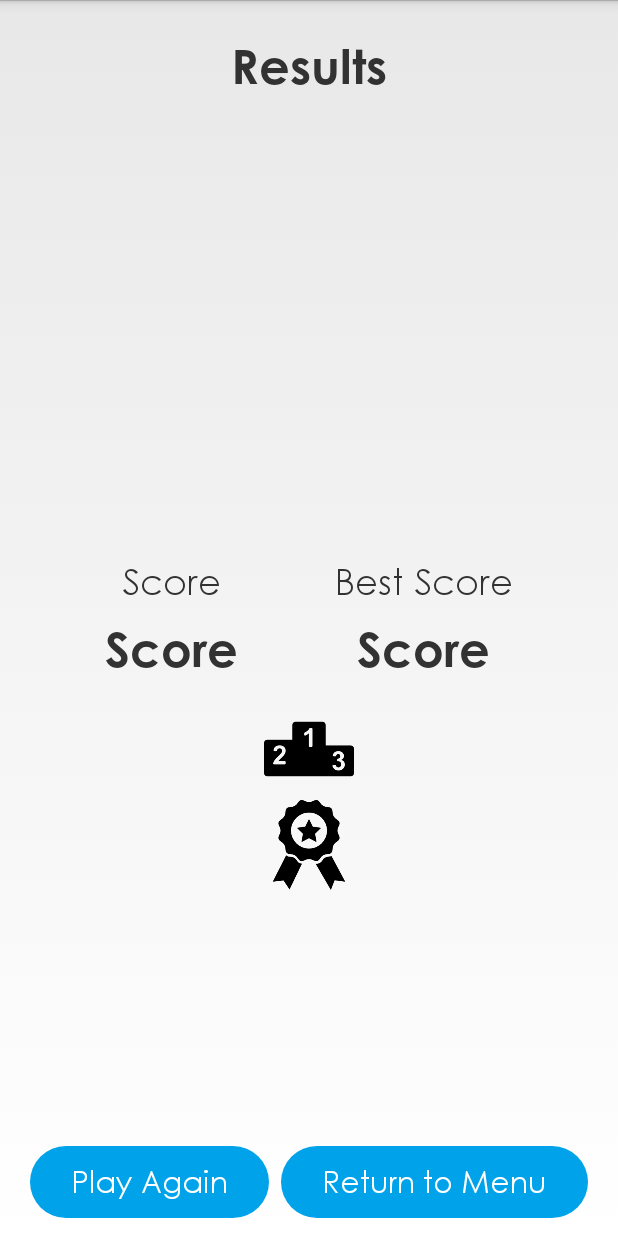
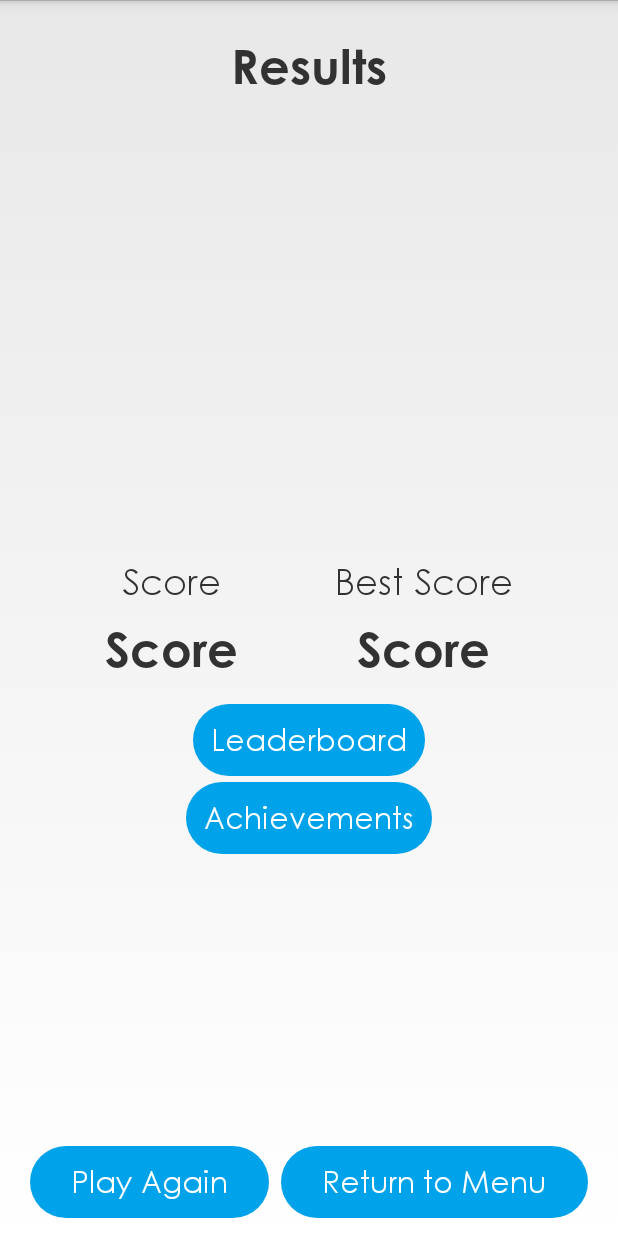
Before and after one commit to chrisjluc/Onesearch, an Android app: the ResultsActivity screen opened directly, with no data from a screen before it, on a phone screen of 412 x 824 dp. Run offline under Robolectric (Android 15) with nearby library versions, the phone set to English and light mode, and no system bars; 5 statements that could not run were skipped.

Commit message:
Change buttons back to text buttons

```diff
--- a/app/src/main/res/layout/activity_results.xml
+++ b/app/src/main/res/layout/activity_results.xml
@@ -94,26 +94,22 @@
         android:layout_width="wrap_content"
         android:layout_height="wrap_content" />
 
-    <ImageButton
+    <chrisjluc.onesearch.ui.components.GameButton
         android:layout_centerHorizontal="true"
         android:layout_below="@id/llScoreResult"
         android:id="@+id/bShowLeaderBoards"
-        android:src="@drawable/leaderboard"
-        android:scaleType="fitCenter"
-        android:background="@android:color/transparent"
-        android:layout_width="@dimen/results_image_button_size"
-        android:layout_height="@dimen/results_image_button_size" />
+        android:text="Leaderboard"
+        android:layout_width="wrap_content"
+        android:layout_height="wrap_content"/>
 
-    <ImageButton
+    <chrisjluc.onesearch.ui.components.GameButton
         android:layout_marginTop="@dimen/element_margin_separation"
         android:layout_centerHorizontal="true"
         android:layout_below="@id/bShowLeaderBoards"
         android:id="@+id/bShowAchievements"
-        android:src="@drawable/achievement"
-        android:scaleType="fitCenter"
-        android:background="@android:color/transparent"
-        android:layout_width="@dimen/results_image_button_size"
-        android:layout_height="@dimen/results_image_button_size" />
+        android:text="Achievements"
+        android:layout_width="wrap_content"
+        android:layout_height="wrap_content" />
 
     <LinearLayout
         android:layout_alignParentBottom="true"
--- a/app/src/main/res/values-h820dp/dimens.xml
+++ b/app/src/main/res/values-h820dp/dimens.xml
@@ -15,9 +15,9 @@
 
     <dimen name="wordsearchactivity_indicator_text_title_size">24sp</dimen>
     <dimen name="wordsearchactivity_indicator_text_size">36sp</dimen>
-    <dimen name="wordsearchactivity_image_button_size">100dp</dimen>
+    <!--<dimen name="wordsearchactivity_image_button_size">100dp</dimen>-->
      <!--Same problem decrease margin-->
-    <dimen name="wordsearchactivity_button_margin_bottom">8dp</dimen>
+    <dimen name="wordsearchactivity_button_margin_bottom">16dp</dimen>
 
 
     <dimen name="wordsearchfragment_word_size">44sp</dimen>
--- a/app/src/main/res/values/dimens.xml
+++ b/app/src/main/res/values/dimens.xml
@@ -8,17 +8,17 @@
 
     <!--Gameplay-->
     <dimen name="grid_horizontal_margin">4dp</dimen>
-    <dimen name="wordsearchactivity_button_margin_bottom">16dp</dimen>
+    <dimen name="wordsearchactivity_button_margin_bottom">8dp</dimen>
     <dimen name="wordsearchactivity_indicator_text_padding_left">8dp</dimen>
     <dimen name="wordsearchactivity_indicator_text_title_size">18sp</dimen>
     <dimen name="wordsearchactivity_indicator_text_size">28sp</dimen>
-    <dimen name="wordsearchactivity_image_button_size">84dp</dimen>
+    <!--<dimen name="wordsearchactivity_image_button_size">84dp</dimen>-->
     <dimen name="wordsearchfragment_word_size">36sp</dimen>
 
     <!--Results-->
     <dimen name="results_title_padding">0dp</dimen>
     <dimen name="results_title_size">24sp</dimen>
-    <dimen name="results_image_button_size">60dp</dimen>
+    <!--<dimen name="results_image_button_size">60dp</dimen>-->
 
     <!--Splash screen-->
     <dimen name="splash_header_text">36sp</dimen>
```
Also changed, not shown: app/src/main/res/layout/wordsearch_activity.xml (+11 -17 lines).
